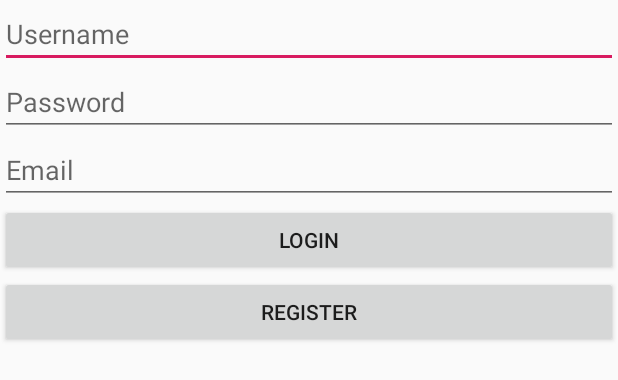
After one commit to isaiahmcnealy/SavvyLLC, an Android app: the layout activity_firebase_ui.xml on its own in the app's theme, with its tools: preview values and no code run, on a phone screen of 412 x 824 dp. The commit adds this screen. Shown: the top 380 px of the screen. Run offline under Robolectric (Android 15) with nearby library versions, the phone set to English and light mode, and no system bars.

Commit message:
features: 1. connected firebase 2. allow user to register a new account 3. allow user to login and logout 4. persist user signin data

```diff
--- /dev/null
+++ b/app/src/main/res/layout/activity_firebase_ui.xml
@@ -0,0 +1,51 @@
+<?xml version="1.0" encoding="utf-8"?>
+<LinearLayout xmlns:android="http://schemas.android.com/apk/res/android"
+    xmlns:app="http://schemas.android.com/apk/res-auto"
+    xmlns:tools="http://schemas.android.com/tools"
+    android:id="@+id/LinearLayout"
+    android:layout_width="match_parent"
+    android:layout_height="wrap_content"
+    android:orientation="vertical">
+
+    <EditText
+        android:id="@+id/etUsername"
+        android:layout_width="match_parent"
+        android:layout_height="wrap_content"
+        android:layout_weight="1"
+        android:ems="10"
+        android:hint="Username"
+        android:inputType="textPersonName" />
+
+    <EditText
+        android:id="@+id/etPassword"
+        android:layout_width="match_parent"
+        android:layout_height="wrap_content"
+        android:layout_weight="1"
+        android:ems="10"
+        android:hint="Password"
+        android:inputType="textPassword" />
+
+    <EditText
+        android:id="@+id/etEmail"
+        android:layout_width="match_parent"
+        android:layout_height="wrap_content"
+        android:layout_weight="1"
+        android:ems="10"
+        android:hint="Email"
+        android:inputType="textPersonName" />
+
+    <Button
+        android:id="@+id/btnLogin"
+        android:layout_width="match_parent"
+        android:layout_height="wrap_content"
+        android:layout_weight="1"
+        android:text="Login" />
+
+    <Button
+        android:id="@+id/btnRegister"
+        android:layout_width="match_parent"
+        android:layout_height="wrap_content"
+        android:layout_weight="1"
+        android:text="Register" />
+
+</LinearLayout>
```
Also changed, not shown: app/build.gradle (+11 -1 lines), app/src/main/AndroidManifest.xml (+7 -1 lines), app/src/main/java/com/isaiahmcnealy/savvyllc/EditProfileActivity.java (+79 -0 lines), app/src/main/java/com/isaiahmcnealy/savvyllc/FirebaseUIActivity.java (added, +215 -0 lines), app/src/main/java/com/isaiahmcnealy/savvyllc/models/User.java (added, +10 -0 lines), app/src/main/res/layout/activity_edit_profile.xml (+38 -16 lines), build.gradle (+12 -0 lines), 1 other file.
